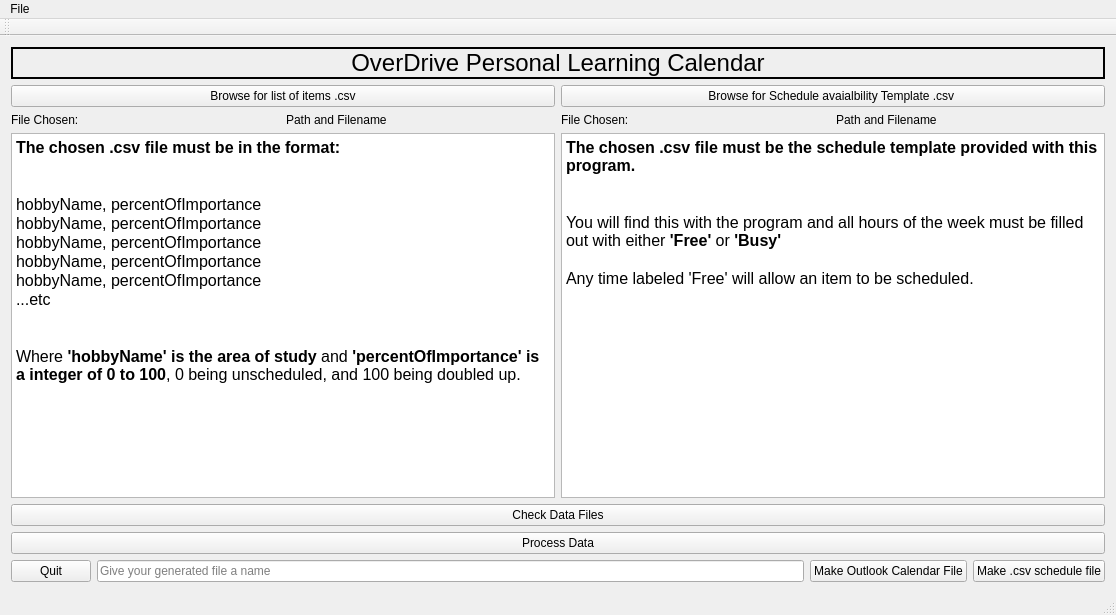
Qt form inputwindow.ui (bytePro17124/OverDrive-Personal-Learning-Calendar) before a commit.
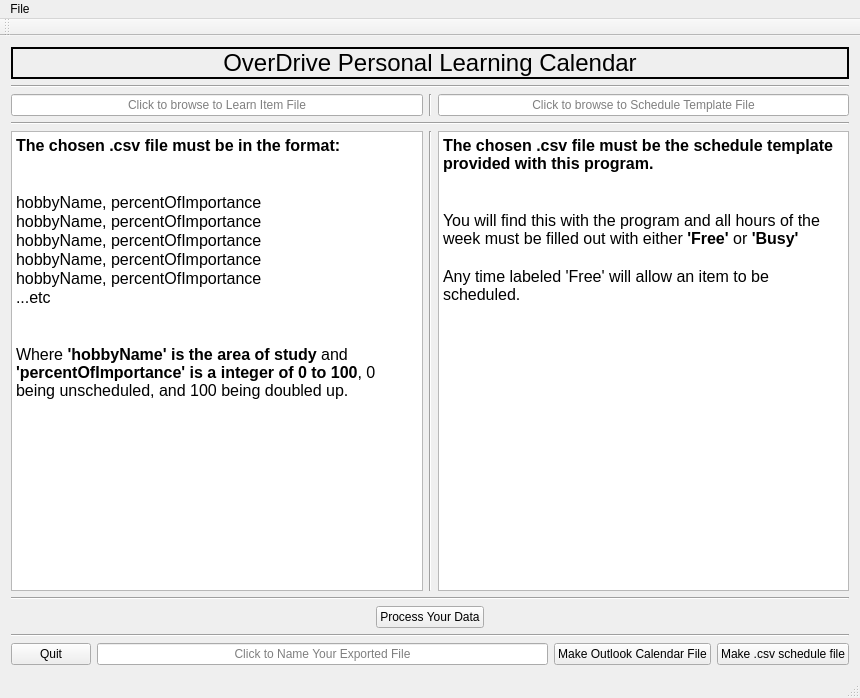
The same form after that commit.

What changed in the file:
```diff
--- a/inputwindow.ui
+++ b/inputwindow.ui
@@ -6,8 +6,8 @@
    <rect>
     <x>0</x>
     <y>0</y>
-    <width>1116</width>
-    <height>615</height>
+    <width>860</width>
+    <height>698</height>
    </rect>
   </property>
   <property name="windowTitle">
@@ -39,56 +39,44 @@
        </widget>
       </item>
       <item>
-       <layout class="QHBoxLayout" name="horizontalLayout_3">
-        <item>
-         <widget class="QPushButton" name="pushButton">
-          <property name="text">
-           <string>Browse for list of items .csv</string>
-          </property>
-         </widget>
-        </item>
-        <item>
-         <widget class="QPushButton" name="pushButton_2">
-          <property name="text">
-           <string>Browse for Schedule avaialbility Template .csv </string>
-          </property>
-         </widget>
-        </item>
-       </layout>
+       <widget class="Line" name="line_4">
+        <property name="orientation">
+         <enum>Qt::Horizontal</enum>
+        </property>
+       </widget>
       </item>
       <item>
        <layout class="QHBoxLayout" name="horizontalLayout_6">
         <item>
          <layout class="QHBoxLayout" name="horizontalLayout">
           <item>
-           <widget class="QLabel" name="label">
-            <property name="text">
-             <string>File Chosen: </string>
+           <widget class="QLineEdit" name="lineEdit_csvPathForItems">
+            <property name="alignment">
+             <set>Qt::AlignCenter</set>
             </property>
-           </widget>
-          </item>
-          <item>
-           <widget class="QLabel" name="label_2">
-            <property name="text">
-             <string>Path and Filename</string>
+            <property name="placeholderText">
+             <string>Click to browse to Learn Item File</string>
             </property>
            </widget>
           </item>
          </layout>
         </item>
+        <item>
+         <widget class="Line" name="line_3">
+          <property name="orientation">
+           <enum>Qt::Vertical</enum>
+          </property>
+         </widget>
+        </item>
         <item>
          <layout class="QHBoxLayout" name="horizontalLayout_2">
           <item>
-           <widget class="QLabel" name="label_3">
-            <property name="text">
-             <string>File Chosen: </string>
+           <widget class="QLineEdit" name="lineEdit_csvPathForSchedule">
+            <property name="alignment">
+             <set>Qt::AlignCenter</set>
             </property>
-           </widget>
-          </item>
-          <item>
-           <widget class="QLabel" name="label_4">
-            <property name="text">
-             <string>Path and Filename</string>
+            <property name="placeholderText">
+             <string>Click to browse to Schedule Template File</string>
             </property>
            </widget>
           </item>
@@ -96,6 +84,13 @@
         </item>
        </layout>
       </item>
+      <item>
+       <widget class="Line" name="line_5">
+        <property name="orientation">
+         <enum>Qt::Horizontal</enum>
+        </property>
+       </widget>
+      </item>
       <item>
        <layout class="QHBoxLayout" name="horizontalLayout_4">
         <item>
@@ -121,7 +116,14 @@
          </widget>
         </item>
         <item>
-         <widget class="QTextBrowser" name="textBrowser_2">
+         <widget class="Line" name="line_2">
+          <property name="orientation">
+           <enum>Qt::Vertical</enum>
+          </property>
+         </widget>
+        </item>
+        <item>
+         <widget class="QTextBrowser" name="textBrowser_InfoAboutTemplate">
           <property name="html">
            <string>&lt;!DOCTYPE HTML PUBLIC &quot;-//W3C//DTD HTML 4.0//EN&quot; &quot;http://www.w3.org/TR/REC-html40/strict.dtd&quot;&gt;
 &lt;html&gt;&lt;head&gt;&lt;meta name=&quot;qrichtext&quot; content=&quot;1&quot; /&gt;&lt;style type=&quot;text/css&quot;&gt;
@@ -139,16 +141,53 @@
        </layout>
       </item>
       <item>
-       <widget class="QPushButton" name="pushButton_3">
-        <property name="text">
-         <string>Check Data Files</string>
+       <widget class="Line" name="line_6">
+        <property name="orientation">
+         <enum>Qt::Horizontal</enum>
         </property>
        </widget>
       </item>
       <item>
-       <widget class="QPushButton" name="pushButton_4">
-        <property name="text">
-         <string>Process Data</string>
+       <layout class="QHBoxLayout" name="horizontalLayout_3">
+        <item>
+         <spacer name="horizontalSpacer_2">
+          <property name="orientation">
+           <enum>Qt::Horizontal</enum>
+          </property>
+          <property name="sizeHint" stdset="0">
+           <size>
+            <width>40</width>
+            <height>20</height>
+           </size>
+          </property>
+         </spacer>
+        </item>
+        <item>
+         <widget class="QPushButton" name="button_ProcessData">
+          <property name="text">
+           <string>Process Your Data</string>
+          </property>
+         </widget>
+        </item>
+        <item>
+         <spacer name="horizontalSpacer">
+          <property name="orientation">
+           <enum>Qt::Horizontal</enum>
+          </property>
+          <property name="sizeHint" stdset="0">
+           <size>
+            <width>40</width>
+            <height>20</height>
+           </size>
+          </property>
+         </spacer>
+        </item>
+       </layout>
+      </item>
+      <item>
+       <widget class="Line" name="line">
+        <property name="orientation">
+         <enum>Qt::Horizontal</enum>
         </property>
        </widget>
       </item>
@@ -162,9 +201,12 @@
          </widget>
         </item>
         <item>
-         <widget class="QLineEdit" name="lineEdit">
+         <widget class="QLineEdit" name="lineEdit_FileNameDisplay">
+          <property name="alignment">
+           <set>Qt::AlignCenter</set>
+          </property>
           <property name="placeholderText">
-           <string>Give your generated file a name</string>
+           <string>Click to Name Your Exported File</string>
           </property>
          </widget>
         </item>
@@ -193,7 +235,7 @@
     <rect>
      <x>0</x>
      <y>0</y>
-     <width>1116</width>
+     <width>860</width>
      <height>21</height>
     </rect>
    </property>
```
Left out of the diff: 10 changed lines with no effect on the pictures.
